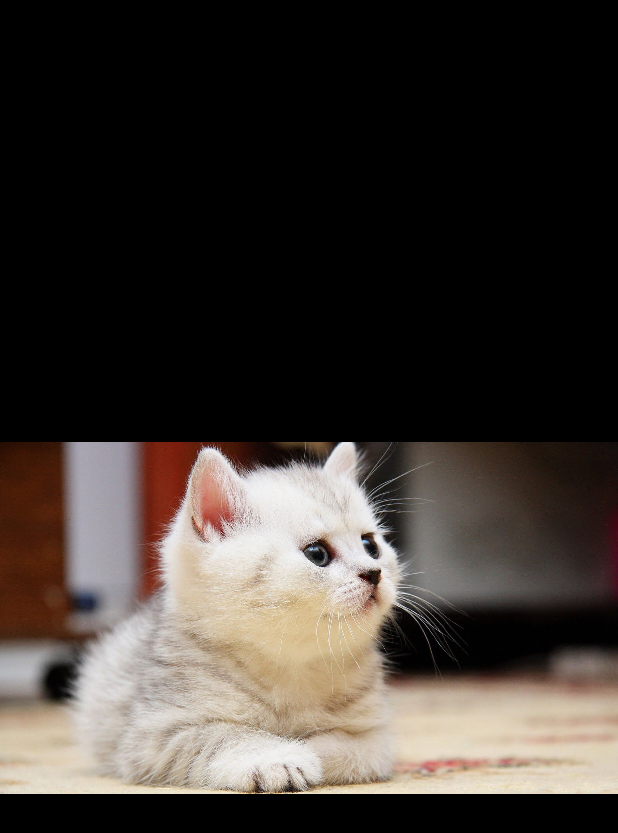
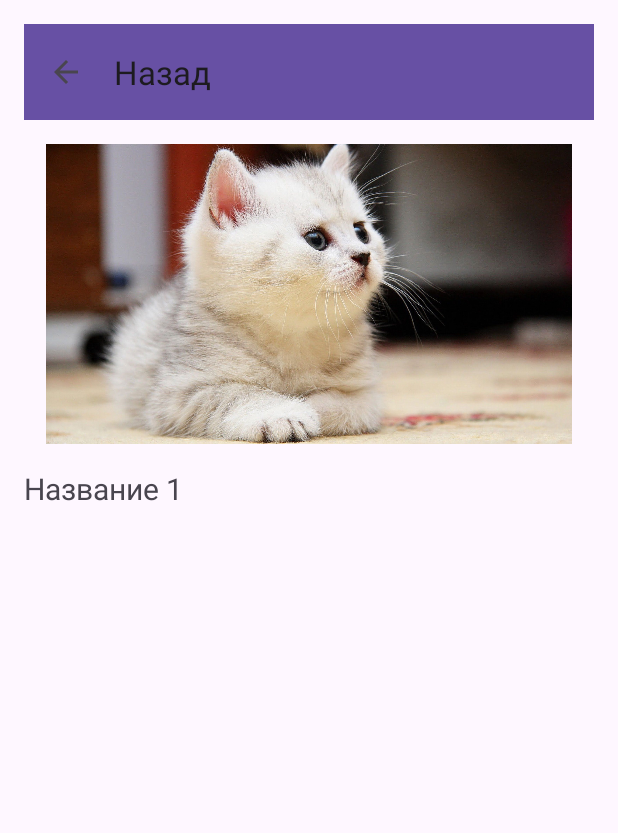
Before and after one commit to Forest-m4/web, an Android app: the screen it shows after launch (DetailActivity), after a tap on "Название 1", on a phone screen of 412 x 824 dp. Shown: the top 833 px of the screen. Run offline under Robolectric (Android 15) with nearby library versions, the phone set to English and light mode, and no system bars.

Commit message:
теперь можно кликать

```diff
--- a/app/src/main/java/com/example/web_1/DetailActivity.kt
+++ b/app/src/main/java/com/example/web_1/DetailActivity.kt
@@ -1,17 +1,29 @@
 package com.example.web_1
 
-import androidx.appcompat.app.AppCompatActivity
 import android.os.Bundle
 import android.widget.ImageView
+import android.widget.TextView
+import androidx.appcompat.app.AppCompatActivity
+import androidx.appcompat.widget.Toolbar
 
 class DetailActivity : AppCompatActivity() {
     override fun onCreate(savedInstanceState: Bundle?) {
         super.onCreate(savedInstanceState)
         setContentView(R.layout.activity_detail)
+        val toolbar = findViewById<Toolbar>(R.id.toolbar_detail)
+        toolbar.title = "Назад"
+        setSupportActionBar(toolbar)
+        supportActionBar?.setDisplayHomeAsUpEnabled(true)
 
-        val imageView = findViewById<ImageView>(R.id.fullImage)
+        toolbar.setNavigationOnClickListener { finish() }
 
-        // Пока всегда одна и та же картинка
-        imageView.setImageResource(R.drawable.pic1)
+        val imageView = findViewById<ImageView>(R.id.detail_image)
+        val titleView = findViewById<TextView>(R.id.detail_title)
+
+        val title = intent.getStringExtra("title")
+        val imageRes = intent.getIntExtra("image", R.drawable.pic1)
+
+        titleView.text = title
+        imageView.setImageResource(imageRes)
     }
 }
--- a/app/src/main/java/com/example/web_1/MainActivity.kt
+++ b/app/src/main/java/com/example/web_1/MainActivity.kt
@@ -16,15 +16,17 @@ class MainActivity : AppCompatActivity() {
         val item4 = findViewById<LinearLayout>(R.id.item4)
         val item5 = findViewById<LinearLayout>(R.id.item5)
 
-        item1.setOnClickListener { openDetail() }
-        item2.setOnClickListener { openDetail() }
-        item3.setOnClickListener { openDetail() }
-        item4.setOnClickListener { openDetail() }
-        item5.setOnClickListener { openDetail() }
+        item1.setOnClickListener { openDetail("Название 1", R.drawable.pic1) }
+        item2.setOnClickListener { openDetail("Название 2", R.drawable.pic1) }
+        item3.setOnClickListener { openDetail("Название 3", R.drawable.pic1) }
+        item4.setOnClickListener { openDetail("Название 4", R.drawable.pic1) }
+        item5.setOnClickListener { openDetail("Название 5", R.drawable.pic1) }
     }
 
-    private fun openDetail() {
+    private fun openDetail(title: String, imageRes: Int) {
         val intent = Intent(this, DetailActivity::class.java)
+        intent.putExtra("title", title)
+        intent.putExtra("image", imageRes)
         startActivity(intent)
     }
 }
--- a/app/src/main/res/layout/activity_detail.xml
+++ b/app/src/main/res/layout/activity_detail.xml
@@ -1,14 +1,31 @@
 <?xml version="1.0" encoding="utf-8"?>
 <LinearLayout
     xmlns:android="http://schemas.android.com/apk/res/android"
+    android:orientation="vertical"
     android:layout_width="match_parent"
     android:layout_height="match_parent"
-    android:gravity="center"
-    android:background="#000">
+    android:padding="16dp">
+
+    <androidx.appcompat.widget.Toolbar
+        android:id="@+id/toolbar_detail"
+        android:layout_width="match_parent"
+        android:layout_height="wrap_content"
+        android:background="?attr/colorPrimary"
+        android:titleTextColor="#FFFFFF"/>
 
     <ImageView
-        android:id="@+id/fullImage"
+        android:id="@+id/detail_image"
         android:layout_width="match_parent"
-        android:layout_height="match_parent"
-        android:scaleType="fitCenter"/>
+        android:layout_height="200dp"
+        android:layout_marginTop="16dp"
+        android:src="@drawable/pic1"/>
+
+    <TextView
+        android:id="@+id/detail_title"
+        android:layout_width="wrap_content"
+        android:layout_height="wrap_content"
+        android:text="Название"
+        android:textSize="20sp"
+        android:layout_marginTop="16dp"/>
+
 </LinearLayout>
```
